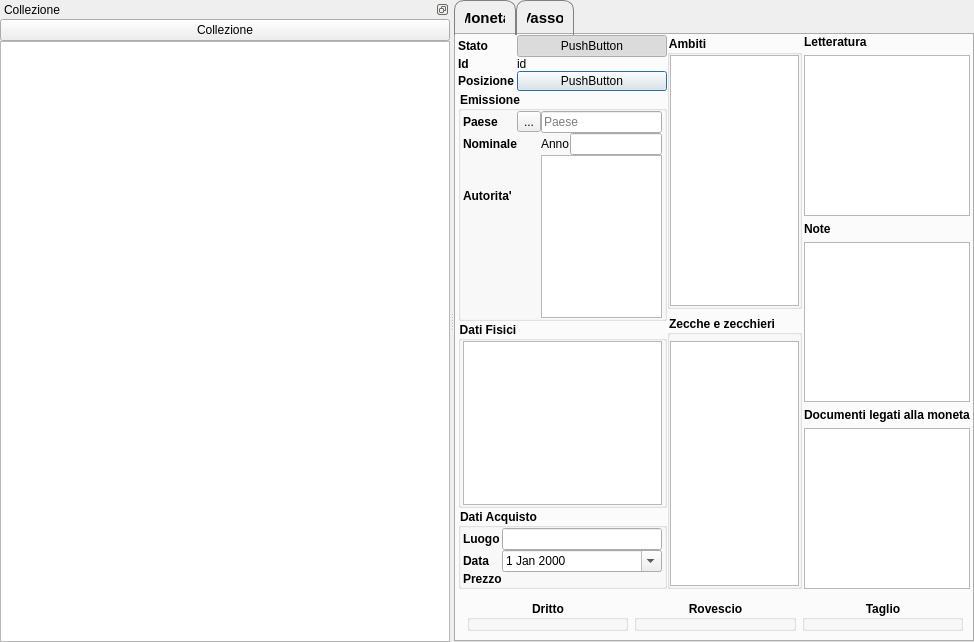
Before: the Qt Designer form GestCollOnQt/GUI/Moneta/Moneta/monetaform.ui in mirkoviviani76/gestcoll, drawn with Qt 5.
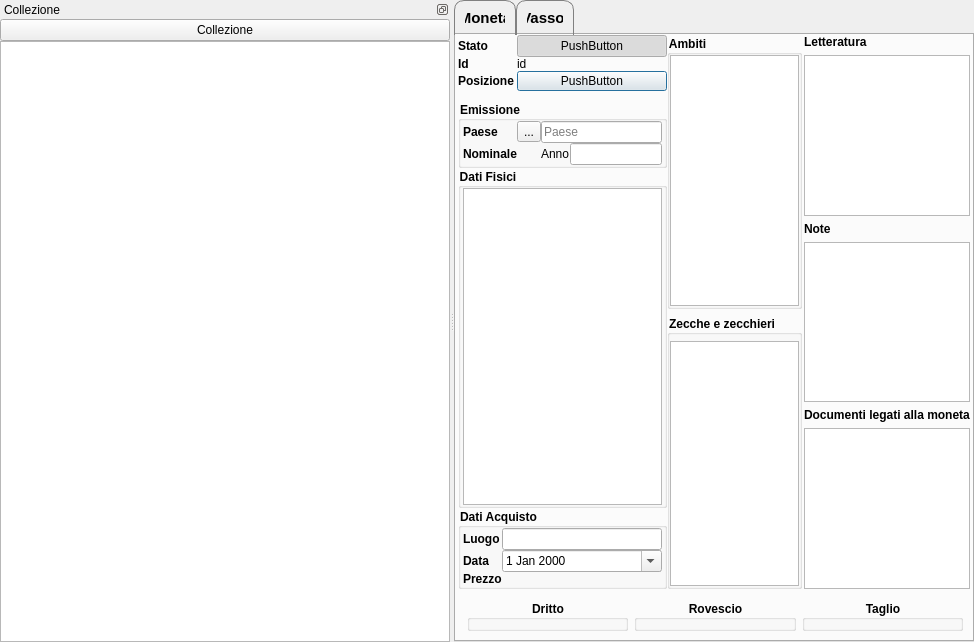
After: the same form once the commit is applied. Icons and pictures are not drawn. Custom widgets are drawn as their Qt base class.

Commit message: Modificata gestione autorita (model/view)

```diff
--- a/GestCollOnQt/GUI/Moneta/Moneta/monetaform.ui
+++ b/GestCollOnQt/GUI/Moneta/Moneta/monetaform.ui
@@ -6,7 +6,7 @@
    <rect>
     <x>0</x>
     <y>0</y>
-    <width>942</width>
+    <width>961</width>
     <height>642</height>
    </rect>
   </property>
@@ -346,11 +346,11 @@
                </widget>
               </item>
               <item row="9" column="0" colspan="2">
-               <widget class="QGroupBox" name="groupBox_5">
+               <widget class="QGroupBox" name="emissione">
                 <property name="title">
                  <string>Emissione</string>
                 </property>
-                <layout class="QGridLayout" name="gridLayout_3" rowstretch="0,0,0,0,0" columnstretch="0,0,0,0,0,0">
+                <layout class="QGridLayout" name="gridLayout_3" rowstretch="0,0" columnstretch="0,0,0,0,0">
                  <property name="leftMargin">
                   <number>2</number>
                  </property>
@@ -367,21 +367,7 @@
                   <number>0</number>
                  </property>
                  <item row="1" column="4">
-                  <widget class="QLabel" name="label_3">
-                   <property name="text">
-                    <string>Anno</string>
-                   </property>
-                   <property name="buddy">
-                    <cstring>anno</cstring>
-                   </property>
-                  </widget>
-                 </item>
-                 <item row="3" column="2" rowspan="2" colspan="4">
-                  <widget class="QListView" name="autorita">
-                   <property name="wordWrap">
-                    <bool>true</bool>
-                   </property>
-                  </widget>
+                  <widget class="QLineEdit" name="anno"/>
                  </item>
                  <item row="1" column="0">
                   <widget class="QLabel" name="label_2">
@@ -399,28 +385,6 @@
                    </property>
                   </widget>
                  </item>
-                 <item row="1" column="5">
-                  <widget class="QLineEdit" name="anno"/>
-                 </item>
-                 <item row="3" column="0">
-                  <widget class="QLabel" name="label_14">
-                   <property name="font">
-                    <font>
-                     <weight>75</weight>
-                     <bold>true</bold>
-                    </font>
-                   </property>
-                   <property name="text">
-                    <string>Autorita'</string>
-                   </property>
-                   <property name="buddy">
-                    <cstring>autorita</cstring>
-                   </property>
-                  </widget>
-                 </item>
-                 <item row="1" column="2">
-                  <widget class="MisuraForm" name="nominale" native="true"/>
-                 </item>
                  <item row="0" column="0">
                   <widget class="QLabel" name="label">
                    <property name="font">
@@ -437,6 +401,16 @@
                    </property>
                   </widget>
                  </item>
+                 <item row="0" column="2" colspan="3">
+                  <widget class="QLineEdit" name="paese">
+                   <property name="readOnly">
+                    <bool>false</bool>
+                   </property>
+                   <property name="placeholderText">
+                    <string>Paese</string>
+                   </property>
+                  </widget>
+                 </item>
                  <item row="0" column="1">
                   <widget class="QToolButton" name="openPaeseUrl">
                    <property name="text">
@@ -448,13 +422,16 @@
                    </property>
                   </widget>
                  </item>
-                 <item row="0" column="2" colspan="4">
-                  <widget class="QLineEdit" name="paese">
-                   <property name="readOnly">
-                    <bool>false</bool>
+                 <item row="1" column="2">
+                  <widget class="MisuraForm" name="nominale" native="true"/>
+                 </item>
+                 <item row="1" column="3">
+                  <widget class="QLabel" name="label_3">
+                   <property name="text">
+                    <string>Anno</string>
                    </property>
-                   <property name="placeholderText">
-                    <string>Paese</string>
+                   <property name="buddy">
+                    <cstring>anno</cstring>
                    </property>
                   </widget>
                  </item>
@@ -589,6 +566,16 @@
                 </layout>
                </widget>
               </item>
+              <item row="7" column="0" colspan="2">
+               <widget class="AutoritaForm" name="autorita" native="true">
+                <property name="minimumSize">
+                 <size>
+                  <width>10</width>
+                  <height>10</height>
+                 </size>
+                </property>
+               </widget>
+              </item>
              </layout>
             </widget>
            </item>
@@ -887,6 +874,12 @@
    <header>descrizioneform.h</header>
    <container>1</container>
   </customwidget>
+  <customwidget>
+   <class>AutoritaForm</class>
+   <extends>QWidget</extends>
+   <header>autoritaform.h</header>
+   <container>1</container>
+  </customwidget>
  </customwidgets>
  <tabstops>
   <tabstop>paese</tabstop>
```
Left out of the diff: 1 changed line with no effect on the pictures. The commit also changes 17 other files.
